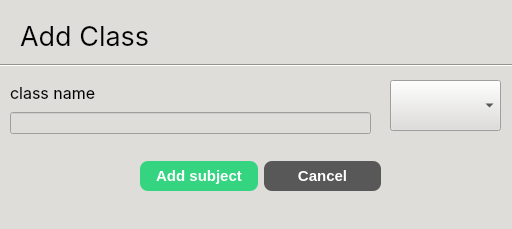
The window that School_System/ui/AddClassDialog.ui (KasperJack/School-Management-System) describes before a commit, drawn with Qt 5.
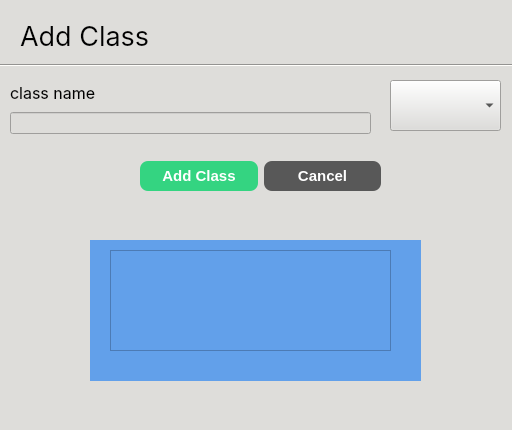
The same window after the commit.

The edit to the form file:
```diff
--- a/School_System/ui/AddClassDialog.ui
+++ b/School_System/ui/AddClassDialog.ui
@@ -7,7 +7,7 @@
     <x>0</x>
     <y>0</y>
     <width>512</width>
-    <height>229</height>
+    <height>430</height>
    </rect>
   </property>
   <property name="windowTitle">
@@ -104,7 +104,7 @@
 font-size: 15px;</string>
       </property>
       <property name="text">
-       <string>Add subject</string>
+       <string>Add Class</string>
       </property>
      </widget>
     </item>
@@ -146,6 +146,42 @@
     </font>
    </property>
   </widget>
+  <widget class="QWidget" name="widget" native="true">
+   <property name="geometry">
+    <rect>
+     <x>90</x>
+     <y>240</y>
+     <width>331</width>
+     <height>141</height>
+    </rect>
+   </property>
+   <property name="styleSheet">
+    <string notr="true">background-color: rgb(98, 160, 234);</string>
+   </property>
+   <widget class="QScrollArea" name="subjects_scrollArea">
+    <property name="geometry">
+     <rect>
+      <x>20</x>
+      <y>10</y>
+      <width>281</width>
+      <height>101</height>
+     </rect>
+    </property>
+    <property name="widgetResizable">
+     <bool>true</bool>
+    </property>
+    <widget class="QWidget" name="scrollAreaWidgetContents">
+     <property name="geometry">
+      <rect>
+       <x>0</x>
+       <y>0</y>
+       <width>279</width>
+       <height>99</height>
+      </rect>
+     </property>
+    </widget>
+   </widget>
+  </widget>
  </widget>
  <resources/>
  <connections/>
```
